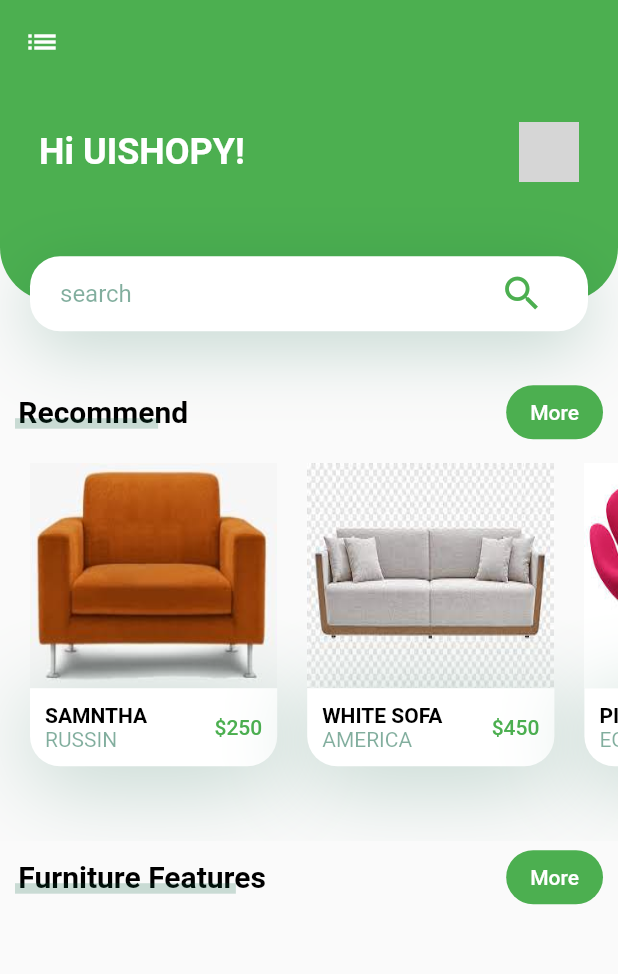
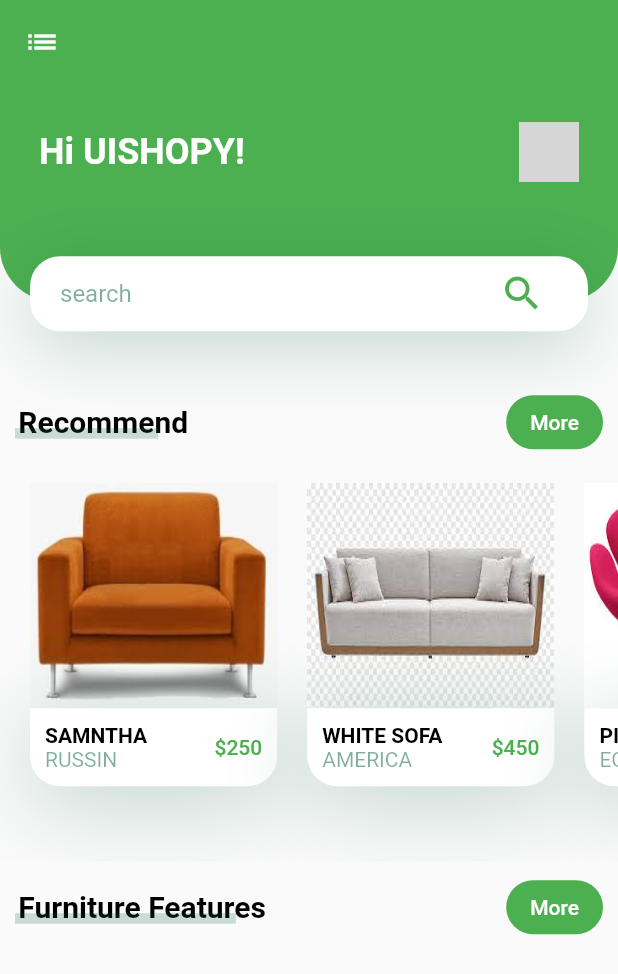
Before and after one commit to Tota6/FURNITURE-_APP, a Flutter app: the screen it shows after launch, on a phone screen of 412 x 824 dp. Shown: the top 974 px of the screen. Run offline on Flutter 3.47's test engine with Material 2 defaults, Android fonts, the phone set to English and light mode, and no system bars; network calls fail; grey boxes are pictures that could not be loaded.

Commit message:
adding partion of feature

```diff
--- a/lib/title_with_btn.dart
+++ b/lib/title_with_btn.dart
@@ -13,7 +13,8 @@ class TitleWithBtn extends StatelessWidget {
   @override
   Widget build(BuildContext context) {
     return Padding(
-      padding: const EdgeInsets.symmetric(horizontal: kDefultPadding / 2),
+      padding: const EdgeInsets.symmetric(
+          horizontal: kDefultPadding / 2, vertical: kDefultPadding / 3),
       child: Row(
         mainAxisAlignment: MainAxisAlignment.spaceBetween,
         children: [
@@ -58,7 +59,9 @@ class TitleWithUnderLine extends StatelessWidget {
         //  alignment = AlignmentDirectional.topStart,
         children: <Widget>[
           Padding(
-            padding: const EdgeInsets.only(left: kDefultPadding / 9, top: 0.0),
+            padding: const EdgeInsets.only(
+              left: kDefultPadding / 9,
+            ),
             child: Text(
               text,
               style: const TextStyle(
```
Also changed, not shown: lib/furniture_feature.dart (added, +60 -0 lines).
